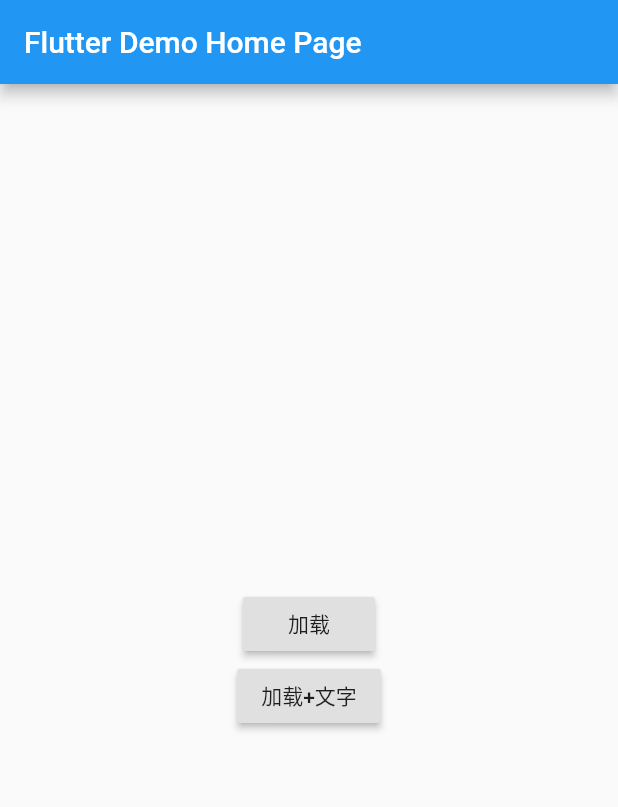
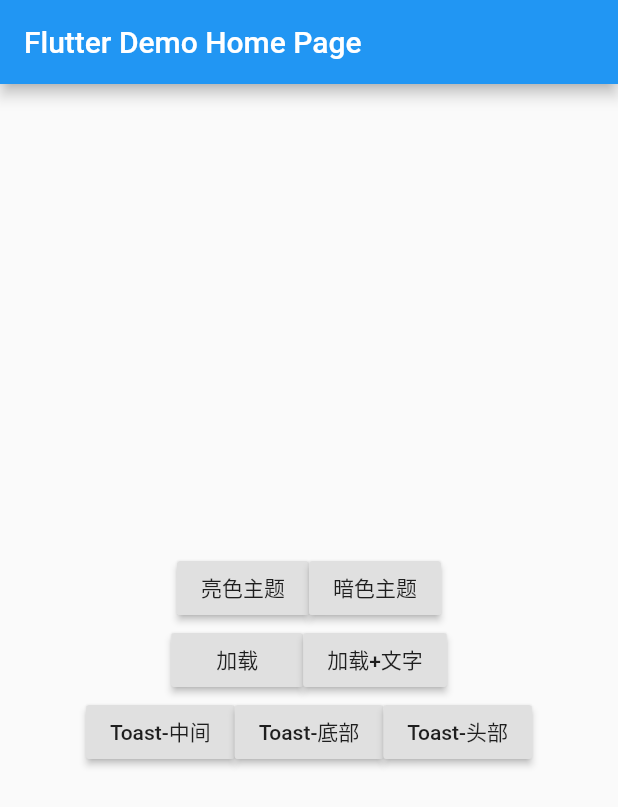
Before and after one commit to yenole/flutter-easy-tips, a Flutter app: the screen it shows after launch, on a phone screen of 412 x 824 dp. Shown: the top 807 px of the screen. Run offline on Flutter 3.47's test engine with Material 2 defaults, Android fonts, the phone set to English and light mode, and no system bars.

Commit message:
feat: 支持toast和loading动态设置文本

```diff
--- a/example/lib/main.dart
+++ b/example/lib/main.dart
@@ -1,34 +1,37 @@
 import 'package:flutter/material.dart';
 import 'package:easy_tips/easy_tips.dart';
-
 
 void main() => runApp(MyApp());
 
 class MyApp extends StatelessWidget {
   // This widget is the root of your application.
+  final ValueNotifier<ThemeData> _theme =
+      ValueNotifier<ThemeData>(ThemeData.light());
+
   @override
   Widget build(BuildContext context) {
+    return ValueListenableBuilder<ThemeData>(
+      valueListenable: _theme,
+      builder: (context, theme, _) {
         return MaterialApp(
           title: 'Flutter Demo',
-      theme: ThemeData.light(),
+          theme: theme,
           home: EasyWrapContext(
-        child: MyHomePage(title: 'Flutter Demo Home Page'),
+            child: MyHomePage(
+              theme: _theme,
+              title: 'Flutter Demo Home Page',
             ),
+          ),
+        );
+      },
     );
   }
 }
 
 class MyHomePage extends StatelessWidget {
-  MyHomePage({Key key, this.title}) : super(key: key);
+  final ValueNotifier<ThemeData> theme;
 
-  // This widget is the home page of your application. It is stateful, meaning
-  // that it has a State object (defined below) that contains fields that affect
-  // how it looks.
-
-  // This class is the configuration for the state. It holds the values (in this
-  // case the title) provided by the parent (in this case the App widget) and
-  // used by the build method of the State. Fields in a Widget subclass are
-  // always marked "final".
+  MyHomePage({Key key, this.theme, this.title}) : super(key: key);
 
   final String title;
 
@@ -41,29 +44,38 @@ class MyHomePage extends StatelessWidget {
         title: Text(title),
       ),
       body: Center(
-        // Center is a layout widget. It takes a single child and positions it
-        // in the middle of the parent.
         child: Column(
-          // Column is also a layout widget. It takes a list of children and
-          // arranges them vertically. By default, it sizes itself to fit its
-          // children horizontally, and tries to be as tall as its parent.
-          //
-          // Invoke "debug painting" (press "p" in the console, choose the
-          // "Toggle Debug Paint" action from the Flutter Inspector in Android
-          // Studio, or the "Toggle Debug Paint" command in Visual Studio Code)
-          // to see the wireframe for each widget.
-          //
-          // Column has various properties to control how it sizes itself and
-          // how it positions its children. Here we use mainAxisAlignment to
-          // center the children vertically; the main axis here is the vertical
-          // axis because Columns are vertical (the cross axis would be
-          // horizontal).
+          mainAxisAlignment: MainAxisAlignment.center,
+          children: <Widget>[
+            Row(
+              mainAxisAlignment: MainAxisAlignment.center,
+              children: <Widget>[
+                RaisedButton(
+                  child: const Text('亮色主题'),
+                  onPressed: () {
+                    theme.value = ThemeData.light();
+                  },
+                ),
+                RaisedButton(
+                  child: const Text('暗色主题'),
+                  onPressed: () {
+                    theme.value = ThemeData.dark();
+                  },
+                )
+              ],
+            ),
+            Row(
               mainAxisAlignment: MainAxisAlignment.center,
               children: <Widget>[
                 RaisedButton(
                   child: const Text('加载'),
                   onPressed: () async {
-                EasyLoading.task(() async {
+                    EasyLoading load;
+                    load = EasyLoading.task(() async {
+                      await Future.delayed(Duration(seconds: 2));
+                      load.setText('构建中...');
+                      await Future.delayed(Duration(seconds: 2));
+                      load.setText('签名中...');
                       await Future.delayed(Duration(seconds: 2));
                     });
                   },
@@ -78,6 +90,32 @@ class MyHomePage extends StatelessWidget {
                 ),
               ],
             ),
+            Row(
+              mainAxisAlignment: MainAxisAlignment.center,
+              children: <Widget>[
+                RaisedButton(
+                  child: const Text("Toast-中间"),
+                  onPressed: () {
+                    EasyToast.delayed(Duration(seconds: 1), "中间-自定义时间",
+                        align: Alignment.center);
+                  },
+                ),
+                RaisedButton(
+                  child: const Text("Toast-底部"),
+                  onPressed: () {
+                    EasyToast.short("底部-短时间");
+                  },
+                ),
+                RaisedButton(
+                  child: const Text("Toast-头部"),
+                  onPressed: () {
+                    EasyToast.long("头部-长时间", align: Alignment.topCenter);
+                  },
+                ),
+              ],
+            ),
+          ],
+        ),
       ),
     );
   }
--- a/lib/easy_tips.dart
+++ b/lib/easy_tips.dart
@@ -1,7 +1,9 @@
 library easy_tips;
 
 import 'package:flutter/cupertino.dart';
+import 'package:flutter/foundation.dart';
 import 'package:flutter/material.dart';
 
 part 'src/wrap_context.dart';
 part 'src/loading.dart';
+part 'src/toast.dart';
--- a/pubspec.yaml
+++ b/pubspec.yaml
@@ -1,6 +1,6 @@
 name: easy_tips
-description: easy-to-use loading box.
-version: 0.0.1+1
+description: Easy to use loading box and Toast box ^_^.
+version: 0.1.0+1
 homepage: https://github.com/yenole/flutter-easy-tips.git
 
 environment:
```
Also changed, not shown: lib/src/loading.dart (+20 -8 lines), lib/src/toast.dart (added, +140 -0 lines), example/pubspec.lock, 2 other files. Lines whose indentation alone changed are shown as unchanged.
